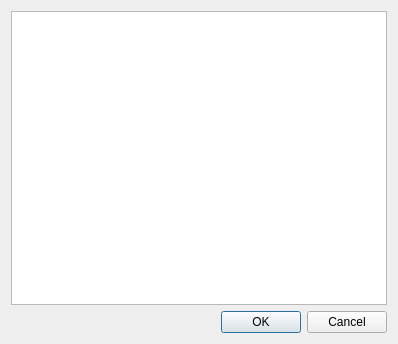
This is src/symbolnavigator.ui in mortbopet/Ripes as Qt 5 draws it before an edit. The edited form follows.
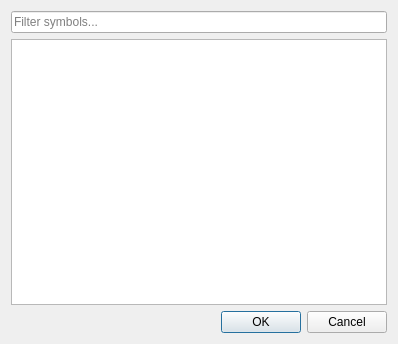
This is the edited form.

Commit message: Add search filter to symbol navigator

The edit to the form file:
```diff
--- a/src/symbolnavigator.ui
+++ b/src/symbolnavigator.ui
@@ -16,8 +16,15 @@
   <layout class="QGridLayout" name="gridLayout">
    <item row="0" column="0">
     <layout class="QVBoxLayout" name="verticalLayout">
+    <item>
+     <widget class="QLineEdit" name="filterEdit">
+      <property name="placeholderText">
+       <string>Filter symbols...</string>
+      </property>
+     </widget>
+    </item>
      <item>
-      <widget class="QTableWidget" name="symbolTable"/>
+     <widget class="QTableView" name="symbolTable"/>
      </item>
     </layout>
    </item>
```
The commit also changes 2 other files.
